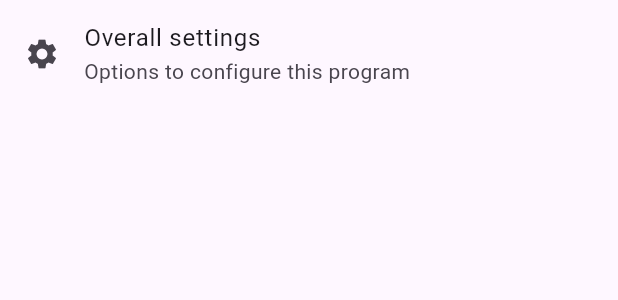
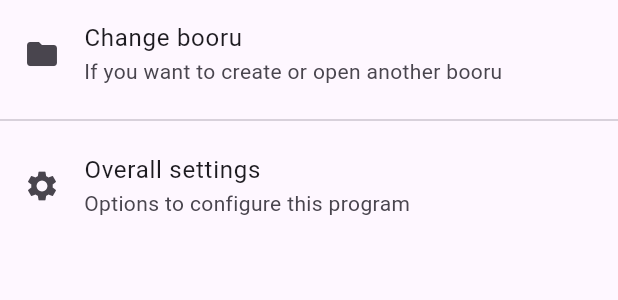
Before and after one commit to resucutie/localbooru, a Flutter app: the SettingsHome widget shown alone on an empty page, opened directly, on a phone screen of 412 x 824 dp. Shown: the top 300 px of the screen. Run offline on Flutter 3.47's test engine with Material 3 defaults, Android fonts, the phone set to English and light mode, and no system bars; drawn by our look-alikes of dynamic_color; our stand-ins replace dotted_border, file_picker, go_router, open_file, permission_handler, share_plus and 1 more; missing offline and left inert: bitsdojo_window, pasteboard, titlebar_buttons; accounts and stored records are empty.

Commit message:
add changing folder capabilities

```diff
--- a/lib/views/settings/index.dart
+++ b/lib/views/settings/index.dart
@@ -33,6 +33,13 @@ class SettingsHome extends StatelessWidget {
         return ListView(
             children: [
                 ListTile(
+                    title: const Text("Change booru"),
+                    subtitle: const Text("If you want to create or open another booru"),
+                    leading: const Icon(Icons.folder),
+                    onTap: () => context.push("/setbooru"),
+                ),
+                const Divider(),
+                ListTile(
                     title: const Text("Overall settings"),
                     subtitle: const Text("Options to configure this program"),
                     leading: const Icon(Icons.settings),
```
